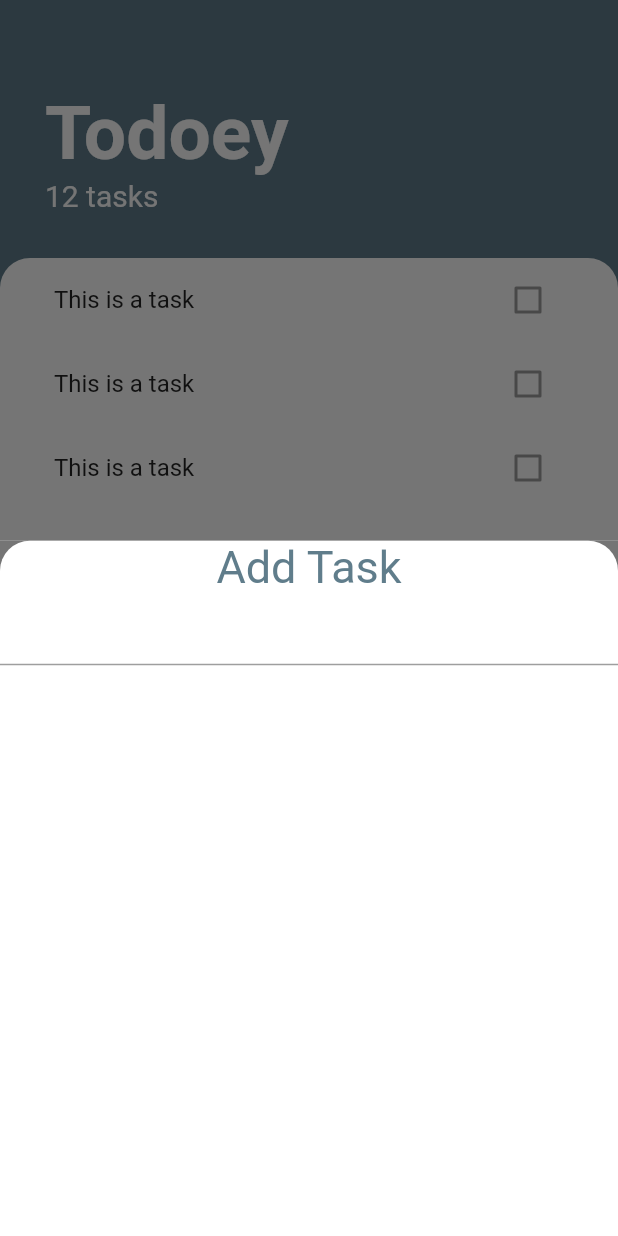
After one commit to harshs0203/todoeyy, a Flutter app: the screen it shows after launch, after a tap on the "add" icon, on a phone screen of 412 x 824 dp. The commit adds this screen. Run offline on Flutter 3.47's test engine with Material 2 defaults, Android fonts, the phone set to English and light mode, and no system bars.

Commit message:
BottomSheet Designed

```diff
--- a/lib/Screens/Task.dart
+++ b/lib/Screens/Task.dart
@@ -1,5 +1,6 @@
 import 'package:flutter/material.dart';
-
+import 'package:todoeyy/Widgets/task_list.dart';
+import 'package:todoeyy/Screens/addTask.dart';
 class TasksScreen extends StatelessWidget {
   @override
   Widget build(BuildContext context) {
@@ -8,7 +9,9 @@ class TasksScreen extends StatelessWidget {
       floatingActionButton: FloatingActionButton(
         backgroundColor: Colors.blueGrey,
           child: Icon(Icons.add),
-          onPressed: null
+          onPressed: (){
+          showModalBottomSheet(context: context, builder: (context) => AddTask());
+          }
       ),
       body: Column(
         crossAxisAlignment: CrossAxisAlignment.start,
@@ -53,28 +56,3 @@ class TasksScreen extends StatelessWidget {
     );
   }
 }
-
-class TasksList extends StatelessWidget {
-  @override
-  Widget build(BuildContext context) {
-    return ListView(
-      children: <Widget>[
-        TaskTile(),
-        TaskTile(),
-        TaskTile(),
-      ],
-    );
-  }
-}
-
-class TaskTile extends StatelessWidget {
-  @override
-  Widget build(BuildContext context) {
-    return ListTile(
-      title: Text(
-        'This is a task'
-      )
-      ,trailing: Checkbox(value: false, onChanged: null),
-    );
-  }
-}
--- /dev/null
+++ b/lib/Screens/addTask.dart
@@ -0,0 +1,34 @@
+import 'package:flutter/cupertino.dart';
+import 'package:flutter/material.dart';
+
+class AddTask extends StatelessWidget {
+  @override
+  Widget build(BuildContext context) {
+    return Container(
+      color: Color(0Xff757575),
+      child: Container(
+        decoration: BoxDecoration(
+          color: Colors.white,
+          borderRadius: BorderRadius.only(
+            topRight: Radius.circular(20.0),
+            topLeft: Radius.circular(20.0),
+          ),
+        ),
+        child: Column(
+          children: <Widget>[
+            Text('Add Task',
+            style: TextStyle(
+              fontSize: 30.0,
+              color: Colors.blueGrey,
+            ),
+            ),
+            TextField(
+
+            ),
+            FlatButton(onPressed: null, child: null),
+          ],
+        ),
+      ),
+    );
+  }
+}
--- /dev/null
+++ b/lib/Widgets/task_list.dart
@@ -0,0 +1,14 @@
+import 'package:flutter/material.dart';
+import 'task_tile.dart';
+class TasksList extends StatelessWidget {
+  @override
+  Widget build(BuildContext context) {
+    return ListView(
+      children: <Widget>[
+        TaskTile(),
+        TaskTile(),
+        TaskTile(),
+      ],
+    );
+  }
+}
--- /dev/null
+++ b/lib/Widgets/task_tile.dart
@@ -0,0 +1,13 @@
+import 'package:flutter/material.dart';
+
+class TaskTile extends StatelessWidget {
+  @override
+  Widget build(BuildContext context) {
+    return ListTile(
+      title: Text(
+          'This is a task'
+      )
+      ,trailing: Checkbox(value: false, onChanged: null),
+    );
+  }
+}
```
